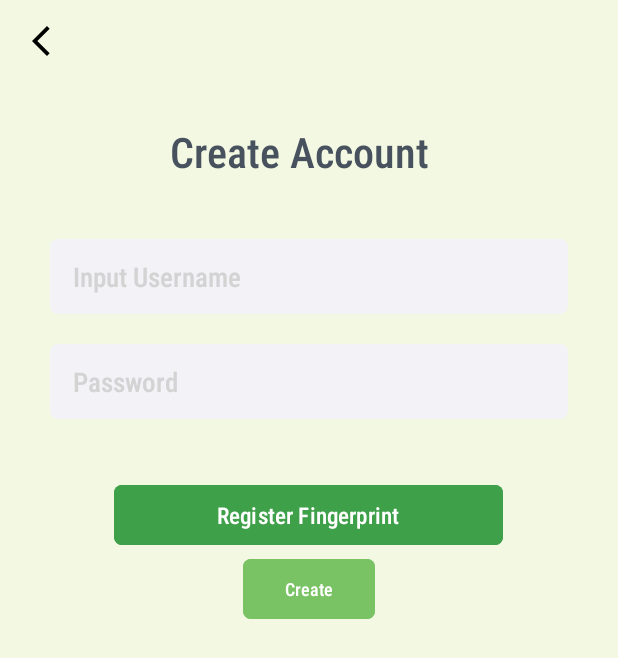
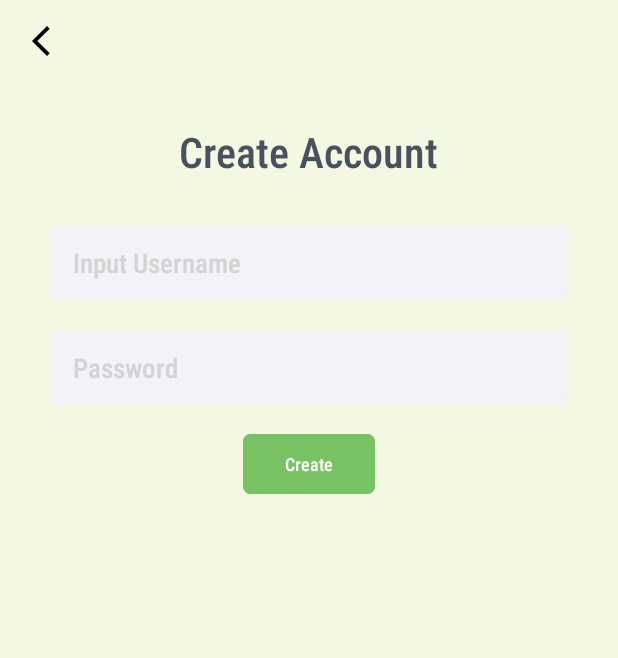
Before and after one commit to cheecheongfun/DSCP_grpA, an Android app: the RegistrationPage screen opened directly, with no data from a screen before it, on a phone screen of 412 x 824 dp. Shown: the top 658 px of the screen. Run offline under Robolectric (Android 15) with nearby library versions, the phone set to English and light mode, and no system bars; our stand-ins replace Firebase (no records; nobody signed in at launch, a user with empty details on screens opened directly).

Commit message:
just adding name to files

```diff
--- a/App/GreenCycle/app/src/main/java/sg/edu/np/mad/greencycle/LiveData/LiveData.java
+++ b/App/GreenCycle/app/src/main/java/sg/edu/np/mad/greencycle/LiveData/LiveData.java
@@ -17,6 +17,7 @@ import com.google.firebase.database.FirebaseDatabase;
 import sg.edu.np.mad.greencycle.Classes.User;
 import sg.edu.np.mad.greencycle.R;
 
+// Fionn, S10240073K
 public class LiveData extends AppCompatActivity {
     User user;
     Tank tank;
--- a/App/GreenCycle/app/src/main/java/sg/edu/np/mad/greencycle/LiveData/Tank.java
+++ b/App/GreenCycle/app/src/main/java/sg/edu/np/mad/greencycle/LiveData/Tank.java
@@ -9,6 +9,7 @@ import sg.edu.np.mad.greencycle.FeedingLog.Log;
 
 import java.util.ArrayList;
 
+// Fionn, S10240073K
 public class Tank implements Parcelable {
     private int tankID, numberOfWorms;
     private double pHValue, temperature, humidity;
--- a/App/GreenCycle/app/src/main/java/sg/edu/np/mad/greencycle/LiveData/TankAdapter.java
+++ b/App/GreenCycle/app/src/main/java/sg/edu/np/mad/greencycle/LiveData/TankAdapter.java
@@ -19,7 +19,7 @@ import sg.edu.np.mad.greencycle.FeedingLog.Feeding;
 import sg.edu.np.mad.greencycle.Goals.ViewGoals;
 import sg.edu.np.mad.greencycle.ImageLog.DisplayImage;
 import sg.edu.np.mad.greencycle.R;
-
+// Fionn, S10240073K
 public class TankAdapter extends RecyclerView.Adapter<TankViewHolder>{
     Context context;
     ArrayList<Tank> tankList;
--- a/App/GreenCycle/app/src/main/java/sg/edu/np/mad/greencycle/LiveData/TankSelection.java
+++ b/App/GreenCycle/app/src/main/java/sg/edu/np/mad/greencycle/LiveData/TankSelection.java
@@ -32,7 +32,7 @@ import java.util.Date;
 import sg.edu.np.mad.greencycle.Classes.User;
 import sg.edu.np.mad.greencycle.StartUp.MainActivity;
 import sg.edu.np.mad.greencycle.R;
-
+// Fionn, S1040073K
 public class TankSelection extends AppCompatActivity {
 
     private TextView noTankText, tankNotFound;
--- a/App/GreenCycle/app/src/main/java/sg/edu/np/mad/greencycle/LiveData/TankViewHolder.java
+++ b/App/GreenCycle/app/src/main/java/sg/edu/np/mad/greencycle/LiveData/TankViewHolder.java
@@ -9,7 +9,7 @@ import androidx.annotation.NonNull;
 import androidx.recyclerview.widget.RecyclerView;
 
 import sg.edu.np.mad.greencycle.R;
-
+// Fionn, S10240073K
 public class TankViewHolder  extends RecyclerView.ViewHolder{
     TextView tankName, dateCreated, numberOfWorms;
     ImageView tankImage;
--- a/App/GreenCycle/app/src/main/java/sg/edu/np/mad/greencycle/SolarForecast/Forecast.java
+++ b/App/GreenCycle/app/src/main/java/sg/edu/np/mad/greencycle/SolarForecast/Forecast.java
@@ -21,7 +21,7 @@ import sg.edu.np.mad.greencycle.StartUp.MainActivity;
 import java.text.SimpleDateFormat;
 import java.util.Date;
 import java.util.Locale;
-
+// Fionn, S10240073K
 public class Forecast extends AppCompatActivity {
 
     TextView refresh, back, humidity;
--- a/App/GreenCycle/app/src/main/java/sg/edu/np/mad/greencycle/SolarForecast/HumidityResponse.java
+++ b/App/GreenCycle/app/src/main/java/sg/edu/np/mad/greencycle/SolarForecast/HumidityResponse.java
@@ -1,6 +1,6 @@
 package sg.edu.np.mad.greencycle.SolarForecast;
 import java.util.ArrayList;
-
+// Fionn, S10240073K
 public class HumidityResponse {
     public ArrayList<HumidityItem> items;
 
--- a/App/GreenCycle/app/src/main/java/sg/edu/np/mad/greencycle/SolarForecast/RetrofitClient.java
+++ b/App/GreenCycle/app/src/main/java/sg/edu/np/mad/greencycle/SolarForecast/RetrofitClient.java
@@ -2,7 +2,7 @@ package sg.edu.np.mad.greencycle.SolarForecast;
 
 import retrofit2.Retrofit;
 import retrofit2.converter.gson.GsonConverterFactory;
-
+// Fionn, S1040073K
 public class RetrofitClient {
     private static final String BASE_URL = "https://api.data.gov.sg/";  // Base URL
     private static Retrofit retrofit = null;
--- a/App/GreenCycle/app/src/main/java/sg/edu/np/mad/greencycle/SolarForecast/WeatherApiService.java
+++ b/App/GreenCycle/app/src/main/java/sg/edu/np/mad/greencycle/SolarForecast/WeatherApiService.java
@@ -3,7 +3,7 @@ package sg.edu.np.mad.greencycle.SolarForecast;
 import retrofit2.Call;
 import retrofit2.http.GET;
 import retrofit2.http.Query;
-
+// Fionn, S10240073K
 public interface WeatherApiService {
     @GET("v1/environment/relative-humidity")
     Call<HumidityResponse> getHumidityByDate(@Query("date") String date);
--- a/App/GreenCycle/app/src/main/java/sg/edu/np/mad/greencycle/SolarForecast/WeatherViewModel.java
+++ b/App/GreenCycle/app/src/main/java/sg/edu/np/mad/greencycle/SolarForecast/WeatherViewModel.java
@@ -12,7 +12,7 @@ import java.util.Locale;
 import retrofit2.Call;
 import retrofit2.Callback;
 import retrofit2.Response;
-
+// Fionn, S10240073K
 public class WeatherViewModel extends ViewModel {
     private MutableLiveData<ArrayList<HumidityResponse.StationReading>> humidityLiveData = new MutableLiveData<>();
 
--- a/App/GreenCycle/app/src/main/java/sg/edu/np/mad/greencycle/StartUp/LandingPage.java
+++ b/App/GreenCycle/app/src/main/java/sg/edu/np/mad/greencycle/StartUp/LandingPage.java
@@ -11,7 +11,7 @@ import androidx.activity.EdgeToEdge;
 import androidx.appcompat.app.AppCompatActivity;
 
 import sg.edu.np.mad.greencycle.R;
-
+// Fionn, S10240073K
 public class LandingPage extends AppCompatActivity {
     private ImageView animationView;
     private AnimationDrawable animationDrawable;
--- a/App/GreenCycle/app/src/main/java/sg/edu/np/mad/greencycle/StartUp/LoginPage.java
+++ b/App/GreenCycle/app/src/main/java/sg/edu/np/mad/greencycle/StartUp/LoginPage.java
@@ -24,6 +24,7 @@ import com.google.firebase.database.FirebaseDatabase;
 import com.google.firebase.database.ValueEventListener;
 
 import java.util.concurrent.Executor;
+// Fionn, S10240073K
 public class LoginPage extends AppCompatActivity {
 
     EditText etUsername, etPassword;
--- a/App/GreenCycle/app/src/main/java/sg/edu/np/mad/greencycle/StartUp/MainActivity.java
+++ b/App/GreenCycle/app/src/main/java/sg/edu/np/mad/greencycle/StartUp/MainActivity.java
@@ -16,7 +16,7 @@ import sg.edu.np.mad.greencycle.Fragments.Home.HomeFragment;
 import sg.edu.np.mad.greencycle.Fragments.Resources.ResourcesFragment;
 import sg.edu.np.mad.greencycle.R;
 import sg.edu.np.mad.greencycle.databinding.ActivityMainBinding;
-
+// Fionn, S10240073K
 public class MainActivity extends AppCompatActivity {
 
     ActivityMainBinding binding;
--- a/App/GreenCycle/app/src/main/java/sg/edu/np/mad/greencycle/StartUp/RegistrationPage.java
+++ b/App/GreenCycle/app/src/main/java/sg/edu/np/mad/greencycle/StartUp/RegistrationPage.java
@@ -69,8 +69,8 @@ public class RegistrationPage extends AppCompatActivity {
         registerusername = findViewById(R.id.registerusername);
         registerpassword = findViewById(R.id.registerpassword);
         successfulregister = findViewById(R.id.registerbutton);
-        fingerprint = findViewById(R.id.registerFingerprint);
-        authStatus = findViewById(R.id.authStatus);
+//        fingerprint = findViewById(R.id.registerFingerprint);
+//        authStatus = findViewById(R.id.authStatus);
         executor = ContextCompat.getMainExecutor(this); // Initialize executor
 
         // Initialize BiometricPrompt
@@ -91,13 +91,13 @@ public class RegistrationPage extends AppCompatActivity {
                 .setNegativeButtonText("Cancel")
                 .build();
 
-        fingerprint.setOnClickListener(new View.OnClickListener() {
-            @Override
-            public void onClick(View v) {
-                // Authenticate the user to register their fingerprint
-                biometricPrompt.authenticate(promptInfo);
-            }
-        });
+//        fingerprint.setOnClickListener(new View.OnClickListener() {
+//            @Override
+//            public void onClick(View v) {
+//                // Authenticate the user to register their fingerprint
+//                biometricPrompt.authenticate(promptInfo);
+//            }
+//        });
 
         successfulregister.setOnClickListener(new View.OnClickListener() {
             @Override
--- a/App/GreenCycle/app/src/main/res/layout/registration_page.xml
+++ b/App/GreenCycle/app/src/main/res/layout/registration_page.xml
@@ -19,11 +19,9 @@
     <TextView
         android:id="@+id/Registertext"
         android:layout_width="wrap_content"
-        android:layout_height="47dp"
-        android:layout_alignParentStart="true"
+        android:layout_height="wrap_content"
         android:layout_alignParentTop="true"
         android:layout_centerHorizontal="true"
-        android:layout_marginStart="113dp"
         android:layout_marginTop="82dp"
         android:accessibilityLiveRegion="assertive"
         android:fontFamily="sans-serif-condensed-medium"
@@ -84,36 +82,36 @@
 
     </RelativeLayout>
 
-    <Button
-        android:id="@+id/registerFingerprint"
-        android:layout_width="259dp"
-        android:layout_height="wrap_content"
-        android:layout_below="@+id/editPass"
-        android:layout_centerHorizontal="true"
-        android:layout_marginTop="40dp"
-        android:backgroundTint="@color/mid_green"
-        android:text="Register Fingerprint"
-        android:textSize="15sp"
-        app:cornerRadius="5dp" />
+<!--    <Button-->
+<!--        android:id="@+id/registerFingerprint"-->
+<!--        android:layout_width="259dp"-->
+<!--        android:layout_height="wrap_content"-->
+<!--        android:layout_below="@+id/editPass"-->
+<!--        android:layout_centerHorizontal="true"-->
+<!--        android:layout_marginTop="40dp"-->
+<!--        android:backgroundTint="@color/mid_green"-->
+<!--        android:text="Register Fingerprint"-->
+<!--        android:textSize="15sp"-->
+<!--        app:cornerRadius="5dp" />-->
 
-    <TextView
-        android:id="@+id/authStatus"
-        android:layout_width="wrap_content"
-        android:layout_centerVertical="true"
-        android:layout_height="wrap_content"
-        android:layout_below="@id/registerFingerprint"
-        android:layout_centerHorizontal="true"
-        android:fontFamily="sans-serif-condensed-medium"
-        android:text=" "
-        android:textSize="18sp" />
+<!--    <TextView-->
+<!--        android:id="@+id/authStatus"-->
+<!--        android:layout_width="wrap_content"-->
+<!--        android:layout_centerVertical="true"-->
+<!--        android:layout_height="wrap_content"-->
+<!--        android:layout_below="@id/registerFingerprint"-->
+<!--        android:layout_centerHorizontal="true"-->
+<!--        android:fontFamily="sans-serif-condensed-medium"-->
+<!--        android:text=" "-->
+<!--        android:textSize="18sp" />-->
 
     <Button
         android:id="@+id/registerbutton"
         android:layout_width="wrap_content"
         android:layout_height="wrap_content"
-        android:layout_below="@id/registerFingerprint"
+        android:layout_below="@id/editPass"
         android:layout_centerHorizontal="true"
-        android:layout_marginTop="1dp"
+        android:layout_marginTop="15dp"
         android:backgroundTint="@color/light_green"
         android:text="Create"
         android:textSize="12sp"
```
